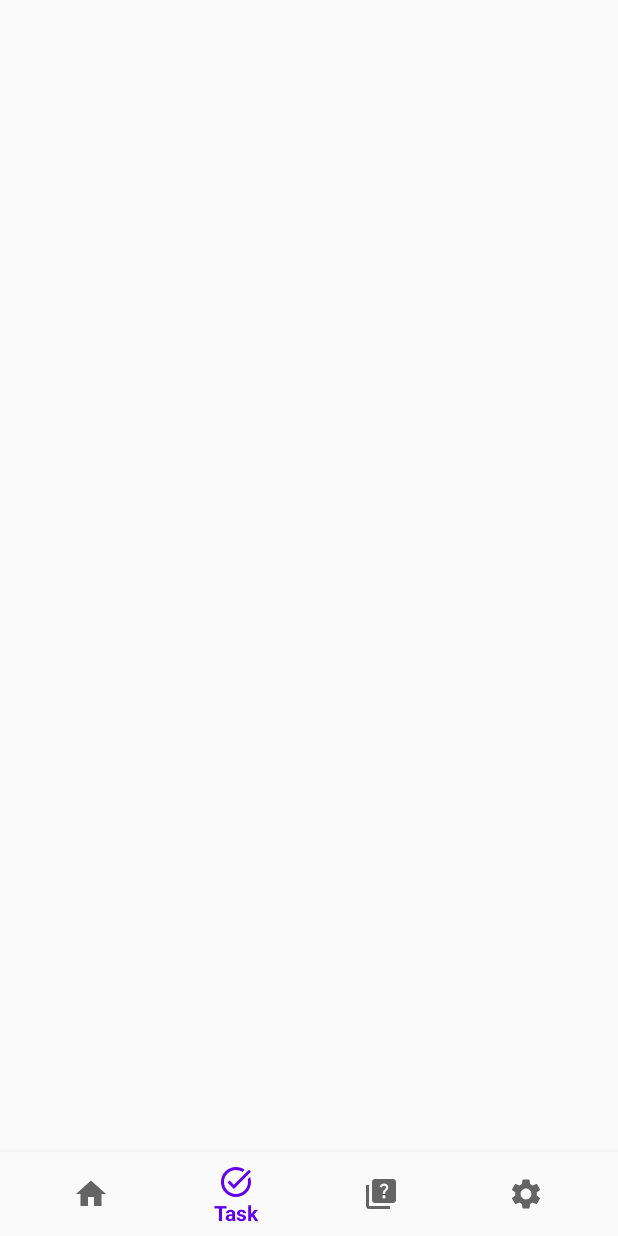
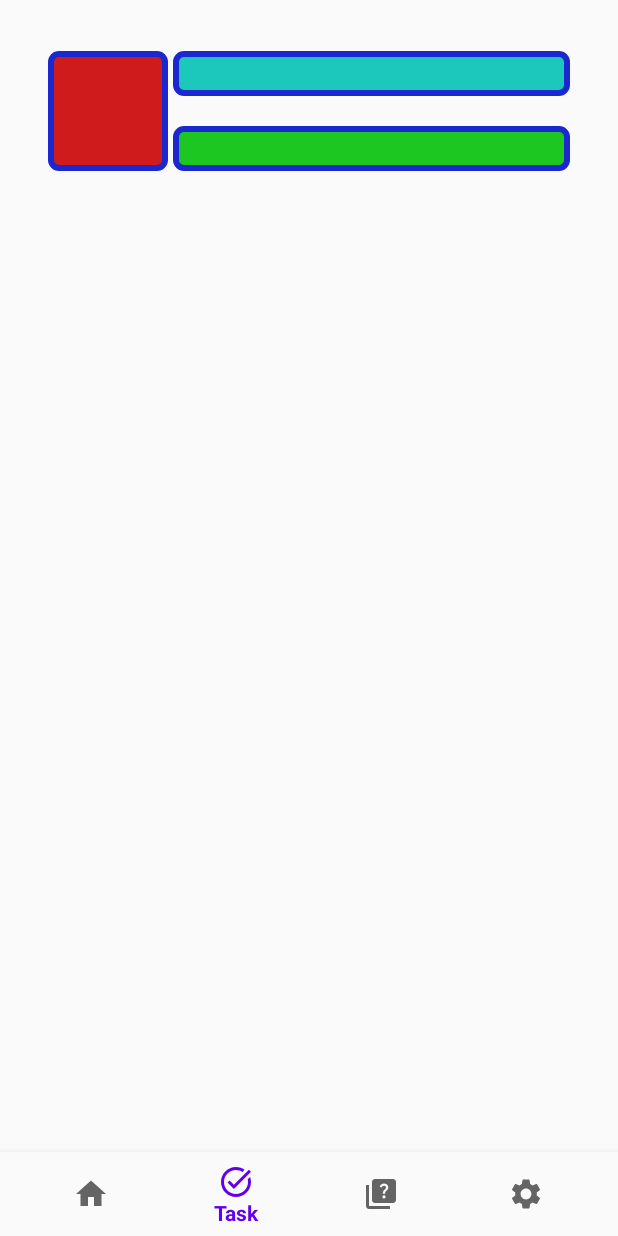
Before and after one commit to biipo/proscutto-app, an Android app: the TaskFragment screen opened through its navigation route, on a phone screen of 412 x 824 dp. Before the commit the screen is almost empty. Run offline under Robolectric (Android 15) with nearby library versions, the phone set to English and light mode, and no system bars; our stand-ins replace navigation-ui.

Commit message:
Character stats fixes

```diff
--- a/app/src/main/java/com/ingegneria/app/StoreActivity.kt
+++ b/app/src/main/java/com/ingegneria/app/StoreActivity.kt
@@ -1,9 +1,6 @@
 package com.ingegneria.app
 
 import android.os.Bundle
-import android.view.MenuItem
-import android.view.View
-import android.widget.Button
 import android.widget.ImageButton
 import androidx.appcompat.app.AppCompatActivity
 import com.ingegneria.app.databinding.ActivitySocialBinding
--- a/app/src/main/res/layout/character_stats.xml
+++ b/app/src/main/res/layout/character_stats.xml
@@ -6,13 +6,12 @@
     android:layout_height="match_parent"
     android:paddingLeft="16dp"
     android:paddingRight="16dp"
-    tools:showIn="@layout/fragment_home">
+    >
     <!-- START level box -->
     <View
         android:id="@+id/level_rectangle"
-        android:layout_width="80dp"
-        android:layout_height="80dp"
-        android:layout_marginTop="130dp"
+        android:layout_width="@dimen/level_square_margin"
+        android:layout_height="@dimen/level_square_margin"
         android:layout_alignParentStart="true"
         android:background="@drawable/level_rectangle" />
 
--- a/app/src/main/res/layout/fragment_task.xml
+++ b/app/src/main/res/layout/fragment_task.xml
@@ -6,4 +6,25 @@
     android:layout_height="match_parent"
     tools:context=".tabfragment.TaskFragment">
 
+    <RelativeLayout
+        android:layout_width="wrap_content"
+        android:layout_height="wrap_content"
+        android:paddingLeft="16dp"
+        android:paddingRight="16dp"
+        android:paddingTop="24dp"
+        app:layout_constraintBottom_toBottomOf=""
+        app:layout_constraintEnd_toEndOf=""
+        app:layout_constraintStart_toStartOf=""
+        app:layout_constraintTop_toTopOf=""
+        >
+
+        <include
+            layout="@layout/character_stats"
+            android:id="@+id/character_stats"
+            android:layout_width="410dp"
+            android:layout_height="@dimen/level_square_margin"
+            />
+
+    </RelativeLayout>
+
 </androidx.constraintlayout.widget.ConstraintLayout>
--- a/app/src/main/res/values/dimens.xml
+++ b/app/src/main/res/values/dimens.xml
@@ -5,4 +5,5 @@
     <dimen name="rectangle_exp_life_height">30dp</dimen>
     <dimen name="top_padding">10dp</dimen>
     <dimen name="title_text_size">32dp</dimen>
+    <dimen name="level_square_margin">80dp</dimen>
 </resources>
```
Also changed, not shown: app/src/main/res/layout/fragment_home.xml (+21 -3 lines).
